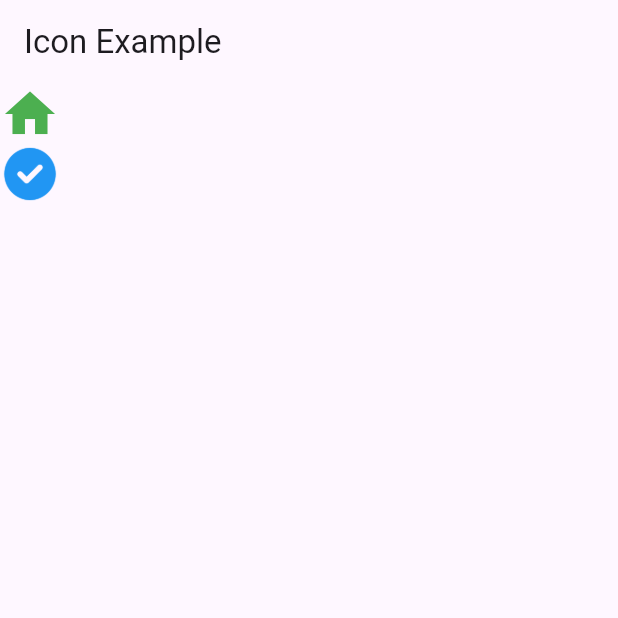
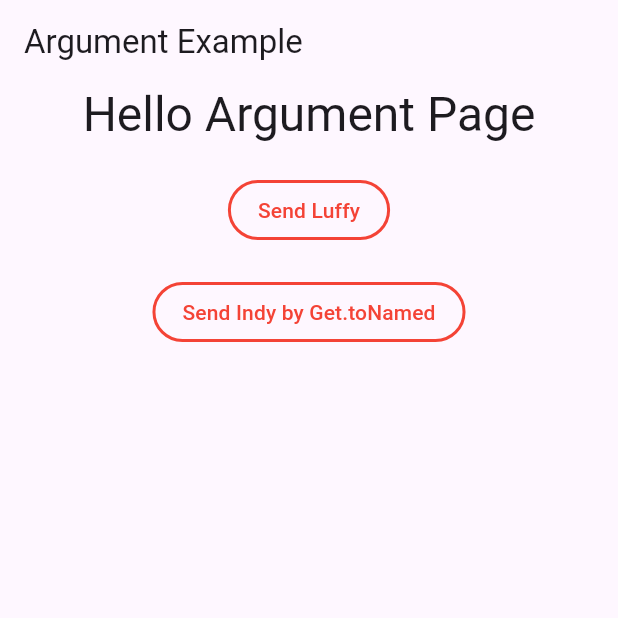
Before and after one commit to memokit/training-flutter, a Flutter app: the screen it shows after launch, on a phone screen of 412 x 824 dp, the top half of it. Run offline on Flutter 3.47's test engine with Material 3 defaults, Android fonts, the light colour scheme and no system bars; our stand-ins replace get.

Commit message:
update training 4 Navigation

```diff
--- a/my_app/lib/main.dart
+++ b/my_app/lib/main.dart
@@ -1,10 +1,16 @@
 import 'package:flutter/material.dart';
+import 'package:get/get.dart';
 import 'package:my_app/training-2/grid_view_builder_page.dart';
 import 'package:my_app/training-2/grid_view_count_page.dart';
 import 'package:my_app/training-2/list_view_custom_page.dart';
 import 'package:my_app/training-2/list_view_page.dart';
 import 'package:my_app/training-3/icon_page.dart';
 import 'package:my_app/training-3/image_page.dart';
+import 'package:my_app/training-4/argument_first_page.dart';
+import 'package:my_app/training-4/argument_second_page.dart';
+import 'package:my_app/training-4/navigator_page.dart';
+import 'package:my_app/training-4/route_name_2_page.dart';
+import 'package:my_app/training-4/route_name_page.dart';
 
 void main() {
   runApp(const MyApp());
@@ -16,7 +22,7 @@ class MyApp extends StatelessWidget {
   // This widget is the root of your application.
   @override
   Widget build(BuildContext context) {
-    return MaterialApp(
+    return GetMaterialApp(
       title: 'Flutter Demo',
       theme: ThemeData(
         colorScheme: ColorScheme.fromSeed(seedColor: Colors.deepPurple),
@@ -27,8 +33,16 @@ class MyApp extends StatelessWidget {
       // home: ListViewCustomPage(),
       // home: const GridViewBuilderPage(),
       // home: const ImagePage(),
-      home: const IconPage(),
-      // home: const ButtonWidgetsPage(),
+      // home: const IconPage(),
+      // home: const NavigatorPage(),
+
+      initialRoute: '/',
+      getPages: [
+        // GetPage(name: '/', page: () => RouteNamePage()),
+        GetPage(name: '/', page: () => ArgumentFirstPage()),
+        GetPage(name: '/routeName2Page', page: () => RouteName2Page()),
+        GetPage(name: '/argumentSecondPage', page: () => ArgumentSecondPage()),
+      ],
     );
   }
 }
--- /dev/null
+++ b/my_app/lib/training-4/argument_first_page.dart
@@ -0,0 +1,57 @@
+import 'package:flutter/material.dart';
+import 'package:get/get.dart';
+import 'package:my_app/training-4/argument_second_page.dart';
+
+class ArgumentFirstPage extends StatelessWidget {
+  const ArgumentFirstPage({super.key});
+
+  @override
+  Widget build(BuildContext context) {
+    return Scaffold(
+      appBar: AppBar(
+        title: Text('Argument Example'),
+      ),
+      body: Container(
+        width: Get.width,
+        child: Column(
+          children: [
+            Text(
+              "Hello Argument Page",
+              style: Theme.of(context).textTheme.headlineLarge,
+            ),
+            const SizedBox(height: 20),
+            OutlinedButton(
+              onPressed: () {
+                Get.to(ArgumentSecondPage(), arguments: {
+                  "name": "Luffy",
+                });
+              },
+              style: OutlinedButton.styleFrom(
+                foregroundColor: Colors.red,
+                side: const BorderSide(color: Colors.red, width: 2),
+                padding:
+                    const EdgeInsets.symmetric(horizontal: 20, vertical: 10),
+              ),
+              child: const Text('Send Luffy'),
+            ),
+            const SizedBox(height: 20),
+            OutlinedButton(
+              onPressed: () {
+                Get.toNamed('/argumentSecondPage', arguments: {
+                  "name": "Indy",
+                });
+              },
+              style: OutlinedButton.styleFrom(
+                foregroundColor: Colors.red,
+                side: const BorderSide(color: Colors.red, width: 2),
+                padding:
+                    const EdgeInsets.symmetric(horizontal: 20, vertical: 10),
+              ),
+              child: const Text('Send Indy by Get.toNamed'),
+            ),
+          ],
+        ),
+      ),
+    );
+  }
+}
--- a/my_app/pubspec.yaml
+++ b/my_app/pubspec.yaml
@@ -13,6 +13,7 @@ dependencies:
   flutter:
     sdk: flutter
   cupertino_icons: ^1.0.8
+  get: ^4.6.6
 
 dev_dependencies:
   flutter_test:
```
Also changed, not shown: my_app/lib/training-4/argument_second_page.dart (added, +42 -0 lines), my_app/lib/training-4/navigator_1_page.dart (added, +65 -0 lines), my_app/lib/training-4/navigator_2_page.dart (added, +52 -0 lines), my_app/lib/training-4/navigator_3_page.dart (added, +52 -0 lines), my_app/lib/training-4/navigator_page.dart (added, +67 -0 lines), my_app/lib/training-4/route_name_2_page.dart (added, +38 -0 lines), my_app/lib/training-4/route_name_page.dart (added, +38 -0 lines), my_app/pubspec.lock, 6 other files.
